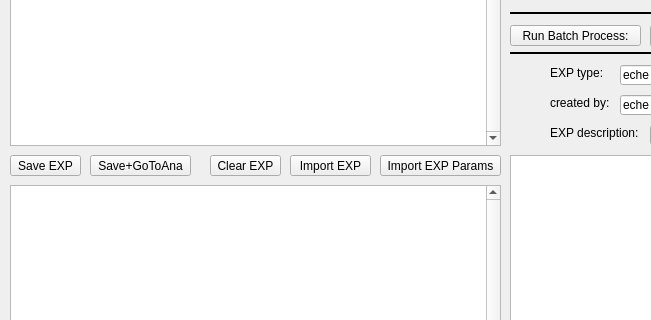
Before: the Qt Designer form QtDesign/CreateExpForm.ui in johnmgregoire/JCAPDataProcess, drawn with Qt 5; both pictures show x 0 to 651 and y 275 to 595 of the 1054 by 818 pixel window.
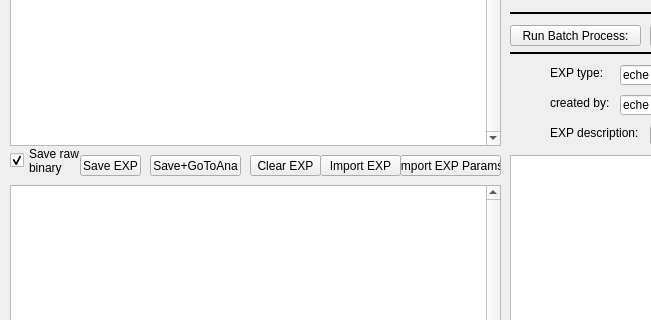
After: the same form once the commit is applied.

Commit message:
Add option to not save .dat in CreateExp, Cosmetic changes to Visualize
now checkbox in CreateExp that skips saving .dat but even in this case
all raw data files are opened to ensure they exist and to get header
lines and other file attrs.
change uvis batch to fill in "uvis" user and type.
use MAXNUMRAWDATAHEADERBYTES_FORWHENNOTSAVINGBINARY to avoid reading
full files when not saving binary.
In Visualize, display ellabels and first draft of modifying the summary
string to include elemtent subsets.

```diff
--- a/QtDesign/CreateExpForm.ui
+++ b/QtDesign/CreateExpForm.ui
@@ -284,9 +284,9 @@
   <widget class="QPushButton" name="SaveExpPushButton">
    <property name="geometry">
     <rect>
-     <x>10</x>
+     <x>80</x>
      <y>430</y>
-     <width>71</width>
+     <width>61</width>
      <height>21</height>
     </rect>
    </property>
@@ -300,7 +300,7 @@
   <widget class="QPushButton" name="ImportExpPushButton">
    <property name="geometry">
     <rect>
-     <x>290</x>
+     <x>320</x>
      <y>430</y>
      <width>81</width>
      <height>21</height>
@@ -637,7 +637,7 @@
   <widget class="QPushButton" name="ClearExpPushButton">
    <property name="geometry">
     <rect>
-     <x>210</x>
+     <x>250</x>
      <y>430</y>
      <width>71</width>
      <height>21</height>
@@ -701,9 +701,9 @@
   <widget class="QPushButton" name="ImportExpParamsPushButton">
    <property name="geometry">
     <rect>
-     <x>380</x>
+     <x>400</x>
      <y>430</y>
-     <width>121</width>
+     <width>101</width>
      <height>21</height>
     </rect>
    </property>
@@ -832,9 +832,9 @@
   <widget class="QPushButton" name="SaveExpGoAnaPushButton">
    <property name="geometry">
     <rect>
-     <x>90</x>
+     <x>150</x>
      <y>430</y>
-     <width>101</width>
+     <width>91</width>
      <height>21</height>
     </rect>
    </property>
@@ -939,6 +939,23 @@
     <string>Select tech+type to add/keep:</string>
    </property>
   </widget>
+  <widget class="QCheckBox" name="savebinaryCheckBox">
+   <property name="geometry">
+    <rect>
+     <x>10</x>
+     <y>420</y>
+     <width>70</width>
+     <height>31</height>
+    </rect>
+   </property>
+   <property name="text">
+    <string>Save raw
+binary</string>
+   </property>
+   <property name="checked">
+    <bool>true</bool>
+   </property>
+  </widget>
  </widget>
  <resources/>
  <connections/>
```
The commit also changes 9 other files.
